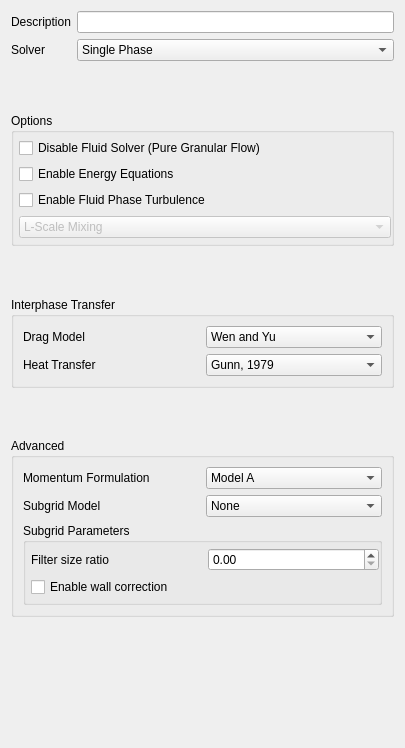
truongd8593/mfix, file gui/uifiles/model.ui: the form before one commit.
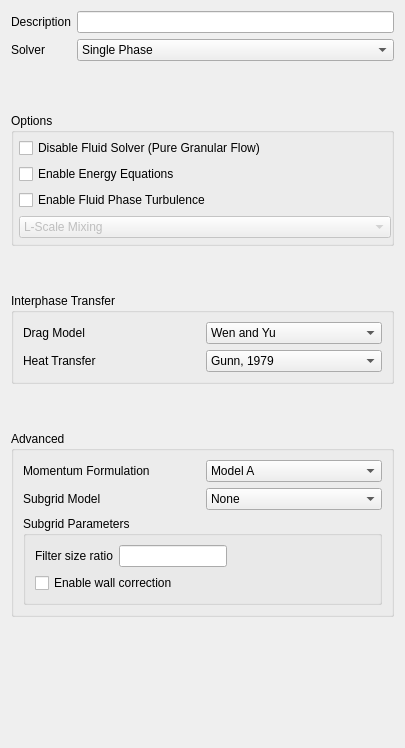
The form after the commit. Custom widgets are drawn as their Qt base class.

Commit message: widget names

What changed in the file:
```diff
--- a/gui/uifiles/model.ui
+++ b/gui/uifiles/model.ui
@@ -288,28 +288,6 @@
          <bool>true</bool>
         </property>
         <layout class="QGridLayout" name="gridLayout">
-         <property name="leftMargin">
-          <number>5</number>
-         </property>
-         <property name="topMargin">
-          <number>5</number>
-         </property>
-         <property name="rightMargin">
-          <number>0</number>
-         </property>
-         <property name="bottomMargin">
-          <number>5</number>
-         </property>
-         <item row="1" column="0" colspan="2">
-          <widget class="QCheckBox" name="checkBox">
-           <property name="text">
-            <string>Enable wall correction</string>
-           </property>
-          </widget>
-         </item>
-         <item row="0" column="1">
-          <widget class="QDoubleSpinBox" name="doubleSpinBox"/>
-         </item>
          <item row="0" column="0">
           <widget class="QLabel" name="label_2">
            <property name="text">
@@ -317,6 +295,36 @@
            </property>
           </widget>
          </item>
+         <item row="0" column="1">
+          <widget class="LineEdit" name="lineedit_vfilter_size_ratio">
+           <property name="sizePolicy">
+            <sizepolicy hsizetype="Fixed" vsizetype="Fixed">
+             <horstretch>0</horstretch>
+             <verstretch>0</verstretch>
+            </sizepolicy>
+           </property>
+          </widget>
+         </item>
+         <item row="0" column="2">
+          <spacer name="horizontalSpacer">
+           <property name="orientation">
+            <enum>Qt::Horizontal</enum>
+           </property>
+           <property name="sizeHint" stdset="0">
+            <size>
+             <width>107</width>
+             <height>20</height>
+            </size>
+           </property>
+          </spacer>
+         </item>
+         <item row="1" column="0" colspan="2">
+          <widget class="QCheckBox" name="checkBox">
+           <property name="text">
+            <string>Enable wall correction</string>
+           </property>
+          </widget>
+         </item>
         </layout>
        </widget>
       </item>
```
Left out of the diff: 10 changed lines with no effect on the pictures. The commit also changes 1 other file.
